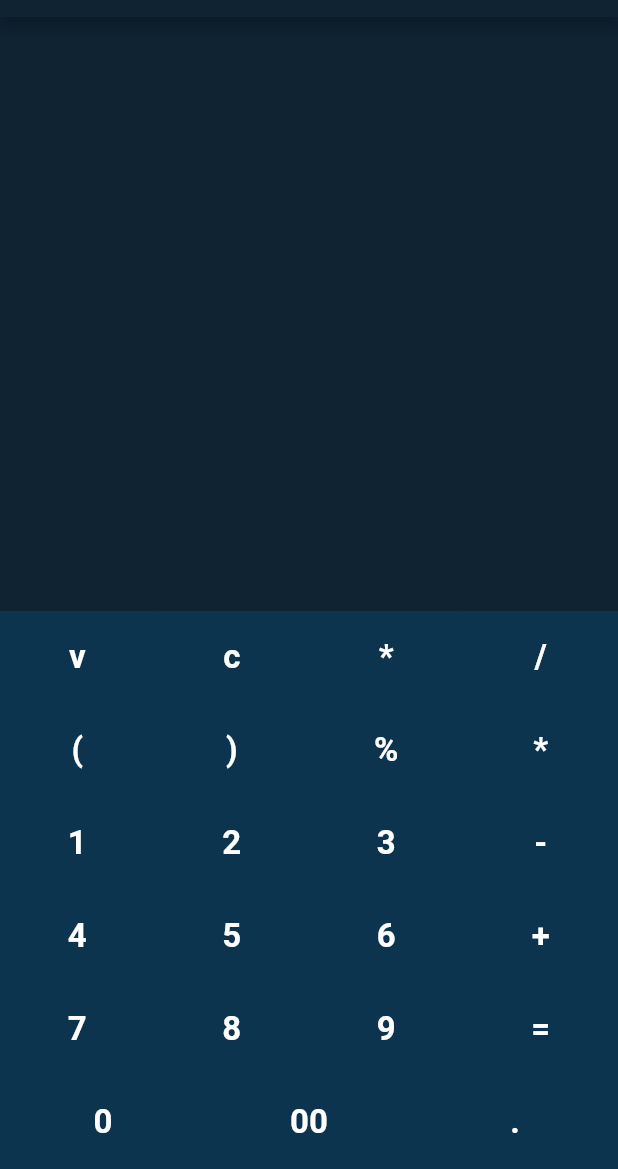
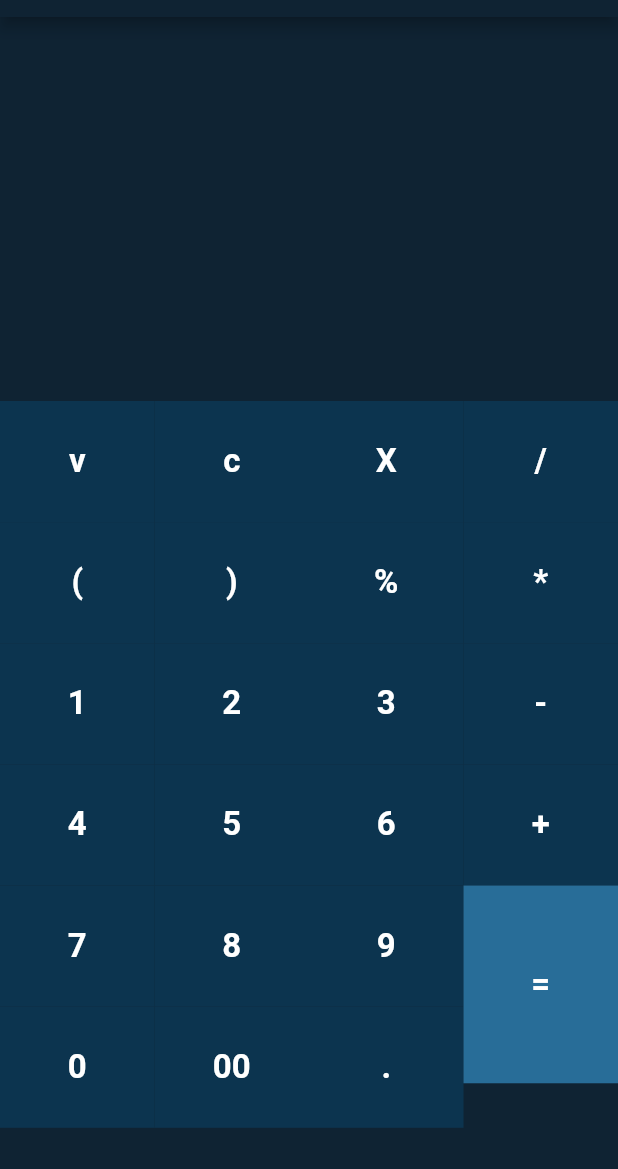
Before and after one commit to ZabirTamim/flutter_calculator_zabir, a Flutter app: the screen it shows after launch, on a phone screen of 412 x 824 dp, the part 67-1236 px from its top. Run offline on Flutter 3.47's test engine with Material 2 defaults, Android fonts, the phone set to English and light mode, and no system bars; our stand-ins replace math_expressions.

```diff
--- a/lib/constants.dart
+++ /dev/null
@@ -1,26 +0,0 @@
-import 'package:flutter/material.dart';
-
-final ButtonStyle outlinedButtonStyle = OutlinedButton.styleFrom(
-  backgroundColor: const Color(0xff0C344F),
-  foregroundColor: const Color(0xff0C344F),
-  //maximumSize: const Size(88, 30),
-  padding: const EdgeInsets.all(18),
-  shape: const RoundedRectangleBorder(
-    borderRadius: BorderRadius.all(Radius.zero),
-  ),
-).copyWith(
-  side: MaterialStateProperty.resolveWith<BorderSide>(
-        (Set<MaterialState> states) {
-      if (states.contains(MaterialState.pressed)) {
-        return const BorderSide(
-          color: Color(0xff0F2333),
-          width: 1,
-        );
-      }
-      return const BorderSide(
-        color: Color(0xff0C344F),
-        width: 1,
-      );
-    },
-  ),
-);
--- a/lib/main.dart
+++ b/lib/main.dart
@@ -1,6 +1,5 @@
 import 'package:calculator_app/screens/calc_screen.dart';
 import 'package:flutter/material.dart';
-import 'package:calculator_app/constants.dart';
 
 void main() {
   runApp(const MyApp());
--- a/lib/screens/calc_screen.dart
+++ b/lib/screens/calc_screen.dart
@@ -12,8 +12,10 @@ class CalculatorScreen extends StatefulWidget {
 class _CalculatorScreenState extends State<CalculatorScreen> {
   String inputs = '';
   String answer = '';
+  bool percentClicked = false;
   @override
   Widget build(BuildContext context) {
+    final size = MediaQuery.of(context).size;
     return Scaffold(
       backgroundColor: const Color(0xff0F2333),
       appBar: AppBar(
@@ -23,8 +25,8 @@ class _CalculatorScreenState extends State<CalculatorScreen> {
       body: Column(
         mainAxisAlignment: MainAxisAlignment.end,
         children: [
-          Expanded(
-
+          Flexible(
+            flex: 1,
             child: Column(
               mainAxisAlignment: MainAxisAlignment.spaceBetween,
               children: [
@@ -53,20 +55,187 @@ class _CalculatorScreenState extends State<CalculatorScreen> {
               ],
             ),
           ),
-          Row(
+          Flexible(
+            flex: 2,
+            child: Row(
+              mainAxisAlignment: MainAxisAlignment.spaceBetween,
+              children: [
+                /// 1
+                SizedBox(
+                  // width: size.width*.4,
+                  child: Column(
                     children: [
                       CalculatorButton(
                         buttonLabel: "v",
                         buttonOnPressed: () {
-
+                          // setState(() {
+                          //   inputs += 'v';
+                          // });
                         },
                       ),
+                      CalculatorButton(
+                        buttonLabel: "(",
+                        buttonOnPressed: () {
+                          setState(() {
+                            inputs += '(';
+                          });
+                        },
+                      ),
+                      CalculatorButton(
+                        buttonLabel: "1",
+                        buttonOnPressed: () {
+                          setState(() {
+                            inputs += '1';
+                          });
+                        },
+                      ),
+                      CalculatorButton(
+                        buttonLabel: "4",
+                        buttonOnPressed: () {
+                          setState(() {
+                            inputs += '4';
+                          });
+                        },
+                      ),
+                      CalculatorButton(
+                        buttonLabel: "7",
+                        buttonOnPressed: () {
+                          setState(() {
+                            inputs += '7';
+                          });
+                        },
+                      ),
+                      CalculatorButton(
+                        buttonLabel: "0",
+                        buttonOnPressed: () {
+                          setState(() {
+                            inputs += '0';
+                          });
+                        },
+                      ),
+                    ],
+                  ),
+                ),
+
+                /// 2
+                Column(
+                  children: [
                     CalculatorButton(
                       buttonLabel: "c",
                       buttonOnPressed: () {
                         setState(() {
                           inputs = "";
                           answer = "0";
+                          percentClicked = false;
+                        });
+                      },
+                    ),
+                    CalculatorButton(
+                      buttonLabel: ")",
+                      buttonOnPressed: () {
+                        setState(() {
+                          inputs += ')';
+                        });
+                      },
+                    ),
+                    CalculatorButton(
+                      buttonLabel: "2",
+                      buttonOnPressed: () {
+                        setState(() {
+                          inputs += '2';
+                        });
+                      },
+                    ),
+                    CalculatorButton(
+                      buttonLabel: "5",
+                      buttonOnPressed: () {
+                        setState(() {
+                          inputs += '5';
+                        });
+                      },
+                    ),
+                    CalculatorButton(
+                      buttonLabel: "8",
+                      buttonOnPressed: () {
+                        setState(() {
+                          inputs += '8';
+                        });
+                      },
+                    ),
+                    CalculatorButton(
+                      buttonLabel: "00",
+                      buttonOnPressed: () {
+                        setState(() {
+                          inputs += '00';
+                        });
+                      },
+                    ),
+                  ],
+                ),
+
+                /// 3
+                Column(
+                  children: [
+                    CalculatorButton(
+                      buttonLabel: "X",
+                      buttonOnPressed: () {
+                        setState(() {
+                          inputs += 'X';
+                        });
+                      },
+                    ),
+                    CalculatorButton(
+                      buttonLabel: "%",
+                      buttonOnPressed: () {
+                        setState(() {
+                          inputs += '%';
+                          percentClicked = true;
+                        });
+                      },
+                    ),
+                    CalculatorButton(
+                      buttonLabel: "3",
+                      buttonOnPressed: () {
+                        setState(() {
+                          inputs += '3';
+                        });
+                      },
+                    ),
+                    CalculatorButton(
+                      buttonLabel: "6",
+                      buttonOnPressed: () {
+                        setState(() {
+                          inputs += '6';
+                        });
+                      },
+                    ),
+                    CalculatorButton(
+                      buttonLabel: "9",
+                      buttonOnPressed: () {
+                        setState(() {
+                          inputs += '9';
+                        });
+                      },
+                    ),
+                    CalculatorButton(
+                      buttonLabel: ".",
+                      buttonOnPressed: () {
+                        setState(() {
+                          inputs += '.';
+                        });
+                      },
+                    ),
+                  ],
+                ),
+
+                /// 4
+                Column(
+                  children: [
+                    CalculatorButton(
+                      buttonLabel: "/",
+                      buttonOnPressed: () {
+                        setState(() {
+                          inputs += '/';
                         });
                       },
                     ),
@@ -79,199 +248,77 @@ class _CalculatorScreenState extends State<CalculatorScreen> {
                       },
                     ),
                     CalculatorButton(
-                buttonLabel: "/",
+                      buttonLabel: "-",
                       buttonOnPressed: () {
                         setState(() {
-                    inputs += '/';
-                  });
-                },
-              ),
-            ],
-          ),
-          Row(
-            children: [
-              CalculatorButton(
-                buttonLabel: "(",
-                buttonOnPressed: () {
-                  setState(() {
-                    inputs += '(';
-                  });
-                },
-              ),
-              CalculatorButton(
-                buttonLabel: ")",
-                buttonOnPressed: () {
-                  setState(() {
-                    inputs += ')';
-                  });
-                },
-              ),
-              CalculatorButton(
-                buttonLabel: "%",
-                buttonOnPressed: () {
-                  setState(() {
-                    inputs += '%';
-                  });
-                },
-              ),
-              CalculatorButton(
-                buttonLabel: "*",
-                buttonOnPressed: () {
-                  setState(() {
-                    inputs += '*';
-                  });
-                },
-              ),
-            ],
-          ),
-          Row(
-            children: [
-              CalculatorButton(
-                buttonLabel: "1",
-                buttonOnPressed: (){
-                  setState(() {
-                    inputs += "1";
-                  });
-                },
-              ),
-              CalculatorButton(
-                buttonLabel: "2",
-                buttonOnPressed: (){
-                  setState(() {
-                    inputs += "2";
-                  });
-                },
-              ),
-              CalculatorButton(
-                buttonLabel: "3",
-                buttonOnPressed: (){
-                  setState(() {
-                    inputs += "3";
-                  });
-                },
-              ),
-              CalculatorButton(
-                buttonLabel: "-",
-                buttonOnPressed: (){
-                  setState(() {
-                    inputs += "-";
-                  });
-                },
-              ),
-            ],
-          ),
-          Row(
-            children: [
-              CalculatorButton(
-                buttonLabel: "4",
-                buttonOnPressed: (){
-                  setState(() {
-                    inputs += "4";
-                  });
-                },
-              ),
-              CalculatorButton(
-                buttonLabel: "5",
-                buttonOnPressed: (){
-                  setState(() {
-                    inputs += "5";
-                  });
-                },
-              ),
-              CalculatorButton(
-                buttonLabel: "6",
-                buttonOnPressed: (){
-                  setState(() {
-                    inputs += "6";
+                          inputs += '-';
                         });
                       },
                     ),
                     CalculatorButton(
                       buttonLabel: "+",
-                buttonOnPressed: (){
+                      buttonOnPressed: () {
                         setState(() {
-                    inputs += "+";
+                          inputs += '+';
                         });
                       },
                     ),
-            ],
-          ),
-          Row(
-            children: [
-              CalculatorButton(
-                buttonLabel: "7",
-                buttonOnPressed: (){
+                    SizedBox(
+                      height: size.width * .32,
+                      child: CalculatorButton(
+                        color: const Color(0xff286D98), // #286D98
+                        buttonLabel: "=",
+                        buttonOnPressed: () {
                           setState(() {
-                    inputs += "7";
+                            if (percentClicked){
+                              calculatePercentage();
+                            }
+                            else{
+                              calculateAns();
+                            }
                           });
                         },
                       ),
-              CalculatorButton(
-                buttonLabel: "8",
-                buttonOnPressed: (){
-                  setState(() {
-                    inputs += "8";
-                  });
-                },
                     ),
-              CalculatorButton(
-                buttonLabel: "9",
-                buttonOnPressed: (){
-                  setState(() {
-                    inputs += "9";
-                  });
-                },
-              ),
-              CalculatorButton(
-                buttonLabel: "=",
-                buttonOnPressed: (){
-                  setState(() {
-                    calculateAns();
-
-                  });
-                },
-              ),
-
                   ],
                 ),
-          Row(
-            children: [
-              CalculatorButton(
-                buttonLabel: "0",
-                buttonOnPressed: (){
-                  setState(() {
-                    inputs += "0";
-                  });
-                },
+              ],
             ),
-              CalculatorButton(
-                buttonLabel: "00",
-                buttonOnPressed: (){
-                  setState(() {
-                    inputs += "00";
-                  });
-                },
-              ),
-              CalculatorButton(
-                buttonLabel: ".",
-                buttonOnPressed: (){
-                  setState(() {
-                    inputs += ".";
-                  });
-                },
-              ),
-
-            ],
           ),
         ],
       ),
     );
   }
+
+  void calculatePercentage() {
+    List vars = inputs.split('%');
+    int vl = vars.length;
+    if (vars[0] == 0) {
+      answer = "SYNTAX ERROR";
+    }
+    else if (vl > 2){
+      answer = "SYNTAX ERROR";
+
+    }
+    else{
+      double answerD = (double.parse(vars[0]) / double.parse(vars[1])) * 100.0;
+      answer = answerD.toString();
+    }
+  }
+
   void calculateAns() {
+    try {
       Parser p = Parser();
       Expression expression = p.parse(inputs);
       ContextModel cm = ContextModel();
+
       double result = expression.evaluate(EvaluationType.REAL, cm);
+
       answer = result.toString();
+    } catch (e) {
+      setState(() {
+        answer = 'SYNTAX ERROR';
+      });
     }
   }
+}
--- a/lib/widgets/calc_button.dart
+++ b/lib/widgets/calc_button.dart
@@ -1,11 +1,12 @@
 import 'package:flutter/material.dart';
-import 'package:calculator_app/constants.dart';
 
 class CalculatorButton extends StatefulWidget {
-  const CalculatorButton({super.key, required this.buttonLabel, required this.buttonOnPressed});
+  const CalculatorButton(
+      {super.key, required this.buttonLabel, required this.buttonOnPressed, this.color});
 
   final String buttonLabel;
-  final buttonOnPressed;
+  final Color? color;
+  final Function buttonOnPressed;
 
   @override
   State<CalculatorButton> createState() => _CalculatorButtonState();
@@ -14,18 +15,26 @@ class CalculatorButton extends StatefulWidget {
 class _CalculatorButtonState extends State<CalculatorButton> {
   @override
   Widget build(BuildContext context) {
-    return Expanded(
-      child: OutlinedButton(
-          style: outlinedButtonStyle,
-          onPressed: widget.buttonOnPressed,
-          child: Text(
-            widget.buttonLabel,
-            style: const TextStyle(
-              color: Colors.white,
-              fontSize: 22,
-              fontWeight: FontWeight.w600
+    final size = MediaQuery.of(context).size;
+    return SizedBox(
+      width: size.width * .25,
+      height: size.height * .098,
+      child: Material(
+        color: widget.color ?? const Color(0xff0C344F),
+        child: InkWell(
+          onTap: () {
+            widget.buttonOnPressed();
+          },
+          child: Center(
+            child: Text(
+              widget.buttonLabel,
+              style: const TextStyle(
+                  color: Colors.white,
+                  fontSize: 22,
+                  fontWeight: FontWeight.w600),
             ),
           ),
+        ),
       ),
     );
   }
```
Lines whose indentation alone changed are shown as unchanged.
